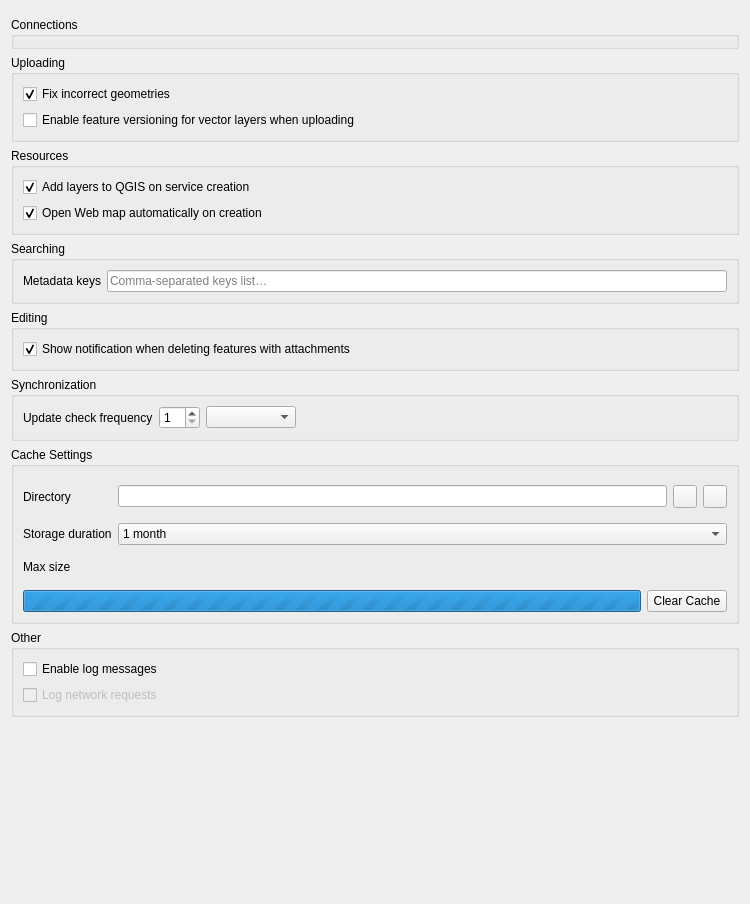
The window that src/nextgis_connect/legacy/settings/ui/settings_dialog_base.ui (RemeshevskiyValeriy/nextgis_connect) describes before a commit, drawn with Qt 5.
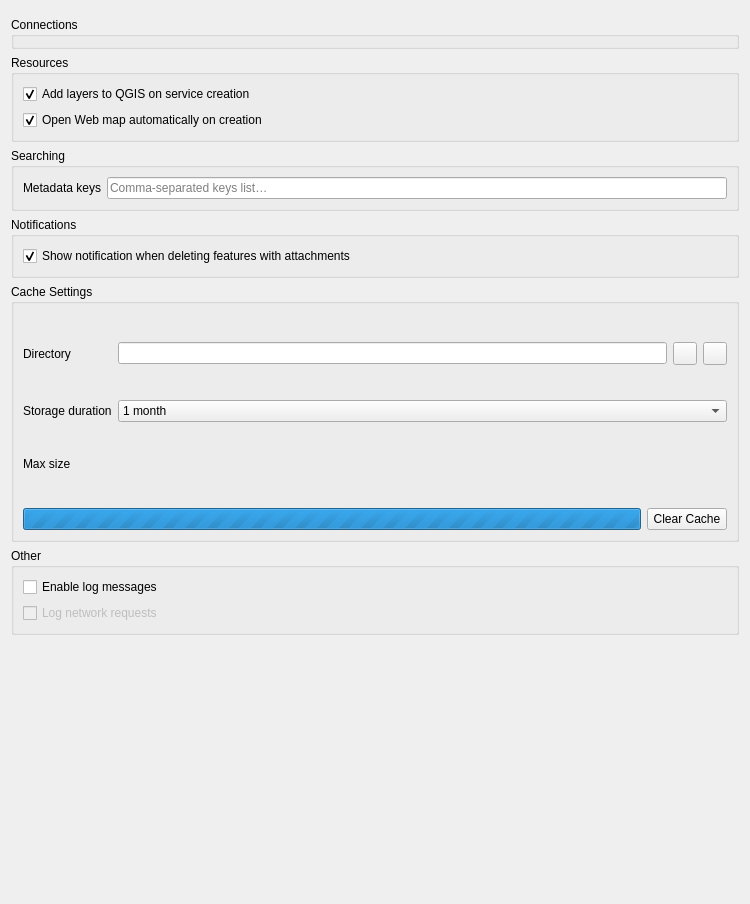
The same window after the commit. Custom widgets are drawn as their Qt base class.

Commit message: Move vector versioning to creation dialog

Diff of the .ui file:
```diff
--- a/src/nextgis_connect/legacy/settings/ui/settings_dialog_base.ui
+++ b/src/nextgis_connect/legacy/settings/ui/settings_dialog_base.ui
@@ -53,52 +53,6 @@
      </layout>
     </widget>
    </item>
-   <item>
-    <widget class="QGroupBox" name="uploadGroupBox">
-     <property name="title">
-      <string>Uploading</string>
-     </property>
-     <layout class="QVBoxLayout" name="verticalLayout_4">
-      <item>
-       <widget class="QCheckBox" name="fixGeometryCheckBox">
-        <property name="text">
-         <string>Fix incorrect geometries</string>
-        </property>
-        <property name="checked">
-         <bool>true</bool>
-        </property>
-       </widget>
-      </item>
-      <item>
-       <layout class="QHBoxLayout" name="horizontalLayout_2">
-        <property name="spacing">
-         <number>0</number>
-        </property>
-        <item>
-         <widget class="QCheckBox" name="versioningCheckBox">
-          <property name="text">
-           <string>Enable feature versioning for vector layers when uploading</string>
-          </property>
-         </widget>
-        </item>
-        <item>
-         <spacer name="horizontalSpacer_2">
-          <property name="orientation">
-           <enum>Qt::Horizontal</enum>
-          </property>
-          <property name="sizeHint" stdset="0">
-           <size>
-            <width>40</width>
-            <height>20</height>
-           </size>
-          </property>
-         </spacer>
-        </item>
-       </layout>
-      </item>
-     </layout>
-    </widget>
-   </item>
    <item>
     <widget class="QGroupBox" name="groupBox">
      <property name="title">
@@ -158,7 +112,7 @@
    <item>
     <widget class="QGroupBox" name="editingGroupBox">
      <property name="title">
-      <string>Editing</string>
+      <string>Notifications</string>
      </property>
      <layout class="QVBoxLayout" name="verticalLayout_8">
       <item>
@@ -174,59 +128,6 @@
      </layout>
     </widget>
    </item>
-   <item>
-    <widget class="QGroupBox" name="groupBox_2">
-     <property name="title">
-      <string>Synchronization</string>
-     </property>
-     <layout class="QGridLayout" name="gridLayout">
-      <item row="0" column="0">
-       <widget class="QLabel" name="label">
-        <property name="text">
-         <string>Update check frequency</string>
-        </property>
-       </widget>
-      </item>
-      <item row="0" column="1">
-       <layout class="QHBoxLayout" name="horizontalLayout">
-        <item>
-         <widget class="QSpinBox" name="syncPeriodSpinBox">
-          <property name="minimum">
-           <number>1</number>
-          </property>
-          <property name="maximum">
-           <number>59</number>
-          </property>
-         </widget>
-        </item>
-        <item>
-         <widget class="QComboBox" name="syncPeriodComboBox">
-          <property name="minimumSize">
-           <size>
-            <width>90</width>
-            <height>0</height>
-           </size>
-          </property>
-         </widget>
-        </item>
-        <item>
-         <spacer name="horizontalSpacer">
-          <property name="orientation">
-           <enum>Qt::Horizontal</enum>
-          </property>
-          <property name="sizeHint" stdset="0">
-           <size>
-            <width>40</width>
-            <height>20</height>
-           </size>
-          </property>
-         </spacer>
-        </item>
-       </layout>
-      </item>
-     </layout>
-    </widget>
-   </item>
    <item>
     <widget class="QGroupBox" name="cacheGroupBox">
      <property name="title">
```
Left out of the diff: 2 changed lines with no effect on the pictures. The commit also changes 8 other files.
